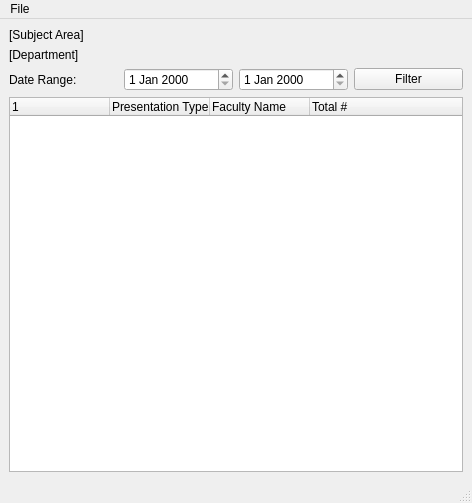
First picture: the form in src/ui/DashboardWindow.ui, repository Myu84/CSS, before the edit.
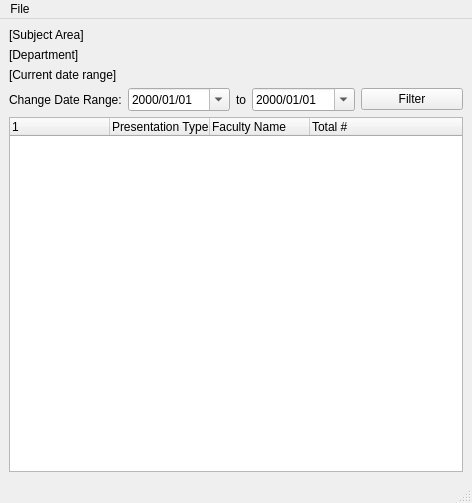
Second picture: the form after the edit.

Commit message: Finished date filtering, probably buggy!

Diff of the .ui file:
```diff
--- a/src/ui/DashboardWindow.ui
+++ b/src/ui/DashboardWindow.ui
@@ -29,27 +29,41 @@
       </property>
      </widget>
     </item>
-    <item row="2" column="0">
-     <widget class="QLabel" name="dateRangeLabel">
+    <item row="3" column="0">
+     <widget class="QLabel" name="changeDatesLabel">
       <property name="text">
-       <string>Date Range:</string>
+       <string>Change Date Range:</string>
       </property>
      </widget>
     </item>
-    <item row="2" column="1">
-     <widget class="QDateEdit" name="startDateSelector"/>
+    <item row="3" column="1">
+     <widget class="QDateEdit" name="startDateSelector">
+      <property name="displayFormat">
+       <string>yyyy/MM/dd</string>
+      </property>
+      <property name="calendarPopup">
+       <bool>true</bool>
+      </property>
+     </widget>
     </item>
-    <item row="2" column="2">
-     <widget class="QDateEdit" name="endDateSelector"/>
+    <item row="3" column="3">
+     <widget class="QDateEdit" name="endDateSelector">
+      <property name="displayFormat">
+       <string>yyyy/MM/dd</string>
+      </property>
+      <property name="calendarPopup">
+       <bool>true</bool>
+      </property>
+     </widget>
     </item>
-    <item row="2" column="3">
-     <widget class="QPushButton" name="filterButton">
+    <item row="3" column="4">
+     <widget class="QPushButton" name="dateFilterButton">
       <property name="text">
        <string>Filter</string>
       </property>
      </widget>
     </item>
-    <item row="3" column="0" colspan="4">
+    <item row="4" column="0" colspan="5">
      <widget class="QTreeWidget" name="treeWidget">
       <property name="columnCount">
        <number>4</number>
@@ -76,6 +90,26 @@
       </column>
      </widget>
     </item>
+    <item row="2" column="0">
+     <widget class="QLabel" name="dateRangeLabel">
+      <property name="text">
+       <string>[Current date range]</string>
+      </property>
+     </widget>
+    </item>
+    <item row="3" column="2">
+     <widget class="QLabel" name="label">
+      <property name="sizePolicy">
+       <sizepolicy hsizetype="Fixed" vsizetype="Preferred">
+        <horstretch>0</horstretch>
+        <verstretch>0</verstretch>
+       </sizepolicy>
+      </property>
+      <property name="text">
+       <string>to</string>
+      </property>
+     </widget>
+    </item>
    </layout>
   </widget>
   <widget class="QMenuBar" name="menubar">
```
The commit also changes 5 other files.
